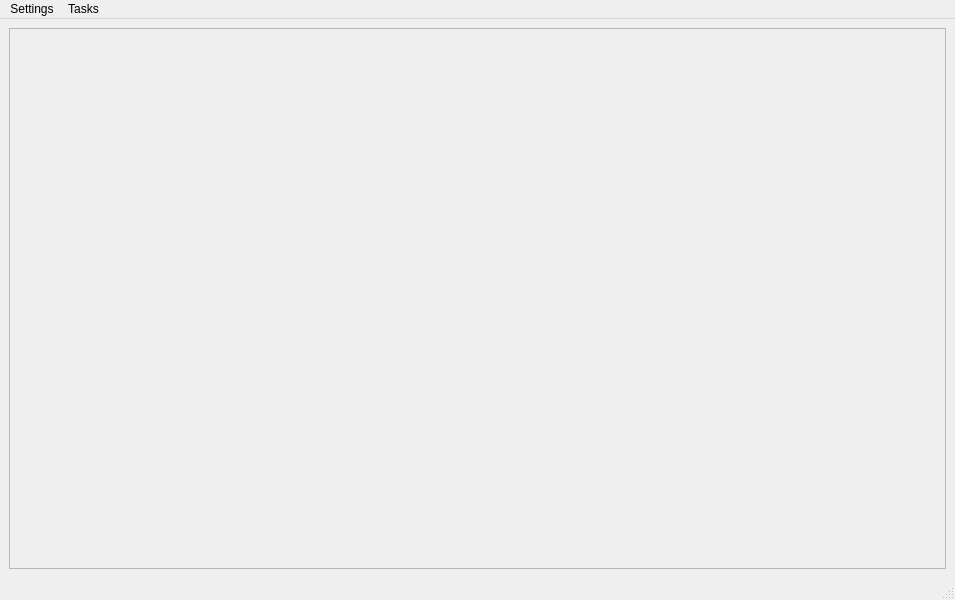
The window that ui/maintasks.ui (hatefulSalmon/TaskManager_v2) describes before a commit, drawn with Qt 5.
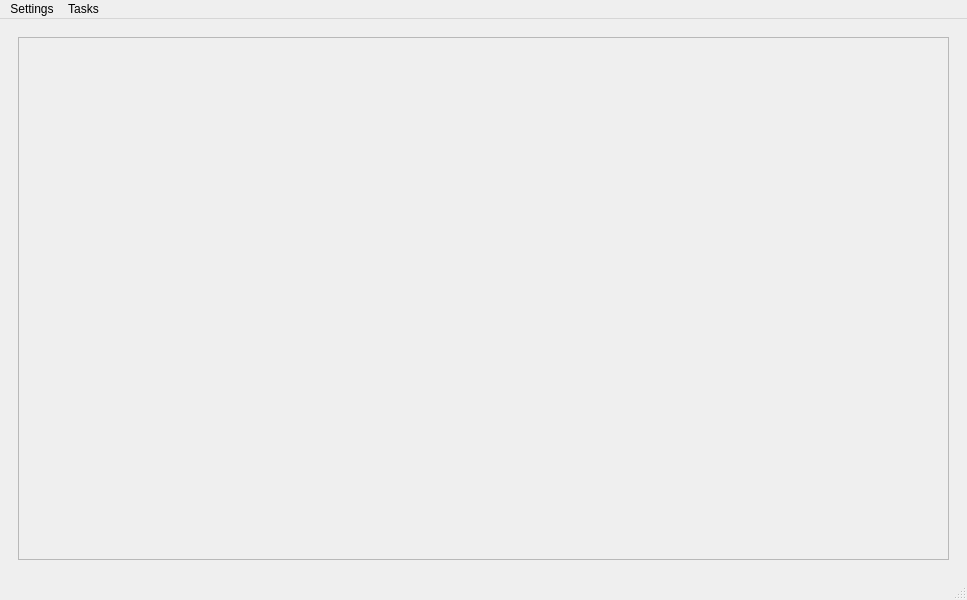
The same window after the commit. The open tabs and pages were chosen to show the change.

Commit message: Fixed broken scrolling when changing tabs

Diff of the .ui file:
```diff
--- a/ui/maintasks.ui
+++ b/ui/maintasks.ui
@@ -6,7 +6,7 @@
    <rect>
     <x>0</x>
     <y>0</y>
-    <width>955</width>
+    <width>967</width>
     <height>600</height>
    </rect>
   </property>
@@ -16,7 +16,14 @@
   <widget class="QWidget" name="centralwidget">
    <layout class="QVBoxLayout" name="verticalLayout_2">
     <item>
-     <widget class="QScrollArea" name="scrollarea_main">
+     <widget class="QStackedWidget" name="stackedWidget">
+      <property name="currentIndex">
+       <number>0</number>
+      </property>
+      <widget class="QWidget" name="page1">
+       <layout class="QVBoxLayout" name="verticalLayout">
+        <item>
+         <widget class="QScrollArea" name="scrollarea_1">
       <property name="widgetResizable">
        <bool>true</bool>
       </property>
@@ -25,10 +32,56 @@
         <rect>
          <x>0</x>
          <y>0</y>
-         <width>935</width>
-         <height>536</height>
-        </rect>
-       </property>
+             <width>929</width>
+             <height>518</height>
+            </rect>
+           </property>
+          </widget>
+         </widget>
+        </item>
+       </layout>
+      </widget>
+      <widget class="QWidget" name="page2">
+       <layout class="QHBoxLayout" name="horizontalLayout">
+        <item>
+         <widget class="QScrollArea" name="scrollarea_2">
+          <property name="widgetResizable">
+           <bool>true</bool>
+          </property>
+          <widget class="QWidget" name="scrollAreaWidgetContents_2">
+           <property name="geometry">
+            <rect>
+             <x>0</x>
+             <y>0</y>
+             <width>917</width>
+             <height>518</height>
+            </rect>
+           </property>
+          </widget>
+         </widget>
+        </item>
+       </layout>
+      </widget>
+      <widget class="QWidget" name="page3">
+       <layout class="QVBoxLayout" name="verticalLayout_3">
+        <item>
+         <widget class="QScrollArea" name="scrollarea_3">
+          <property name="widgetResizable">
+           <bool>true</bool>
+          </property>
+          <widget class="QWidget" name="scrollAreaWidgetContents_3">
+           <property name="geometry">
+            <rect>
+             <x>0</x>
+             <y>0</y>
+             <width>917</width>
+             <height>518</height>
+            </rect>
+           </property>
+          </widget>
+         </widget>
+        </item>
+       </layout>
       </widget>
      </widget>
     </item>
@@ -39,7 +92,7 @@
     <rect>
      <x>0</x>
      <y>0</y>
-     <width>955</width>
+     <width>967</width>
      <height>22</height>
     </rect>
    </property>
```
Left out of the diff: 2 changed lines with no effect on the pictures. Lines whose indentation alone changed are shown as unchanged. The commit also changes 3 other files.
